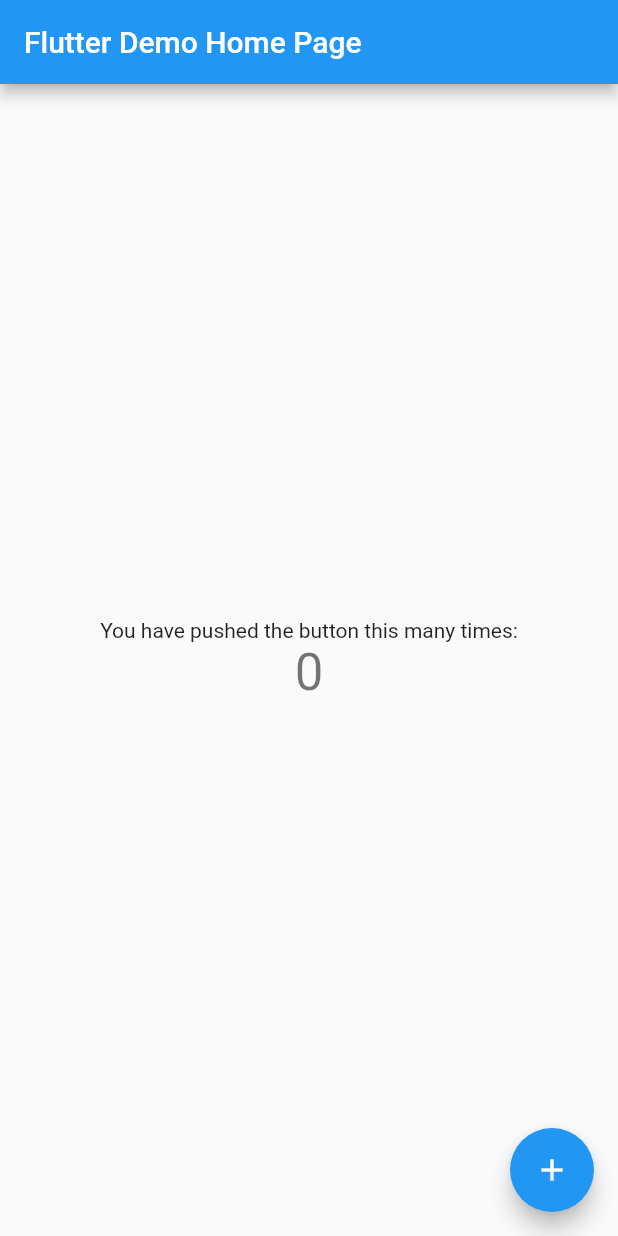
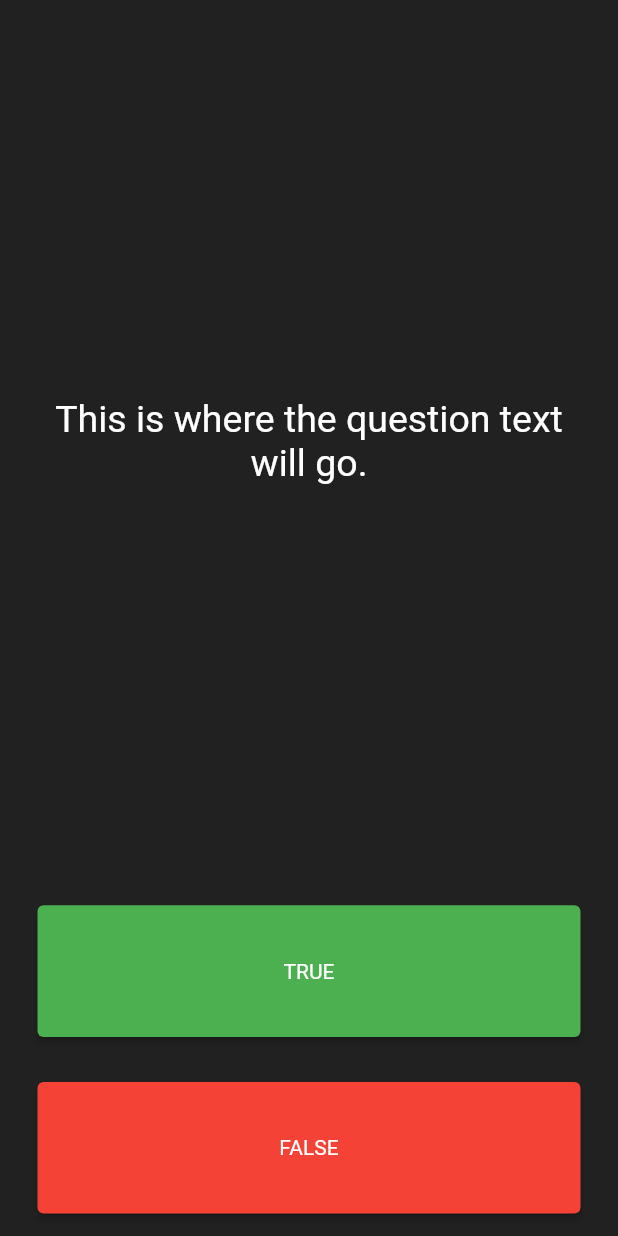
Before and after one commit to edsson-madrigal/flutter_project5_quizzler, a Flutter app: the screen it shows after launch, on a phone screen of 412 x 824 dp. Run offline on Flutter 3.47's test engine with Material 2 defaults, Android fonts, the phone set to English and light mode, and no system bars.

Commit message:
app initial design

```diff
--- a/lib/main.dart
+++ b/lib/main.dart
@@ -1,115 +1,99 @@
+// ignore_for_file: prefer_const_constructors
+
 import 'package:flutter/material.dart';
 
-void main() {
-  runApp(const MyApp());
-}
+void main() => runApp(Quizzler());
 
-class MyApp extends StatelessWidget {
-  const MyApp({Key? key}) : super(key: key);
+class Quizzler extends StatelessWidget {
+  const Quizzler({Key? key}) : super(key: key);
 
-  // This widget is the root of your application.
   @override
   Widget build(BuildContext context) {
     return MaterialApp(
-      title: 'Flutter Demo',
-      theme: ThemeData(
-        // This is the theme of your application.
-        //
-        // Try running your application with "flutter run". You'll see the
-        // application has a blue toolbar. Then, without quitting the app, try
-        // changing the primarySwatch below to Colors.green and then invoke
-        // "hot reload" (press "r" in the console where you ran "flutter run",
-        // or simply save your changes to "hot reload" in a Flutter IDE).
-        // Notice that the counter didn't reset back to zero; the application
-        // is not restarted.
-        primarySwatch: Colors.blue,
+      home: Scaffold(
+        backgroundColor: Colors.grey.shade900,
+        body: SafeArea(
+          child: Padding(
+            padding: EdgeInsets.symmetric(horizontal: 10.0),
+            child: QuizPage(),
+          ),
+        ),
       ),
-      home: const MyHomePage(title: 'Flutter Demo Home Page'),
     );
   }
 }
 
-class MyHomePage extends StatefulWidget {
-  const MyHomePage({Key? key, required this.title}) : super(key: key);
-
-  // This widget is the home page of your application. It is stateful, meaning
-  // that it has a State object (defined below) that contains fields that affect
-  // how it looks.
-
-  // This class is the configuration for the state. It holds the values (in this
-  // case the title) provided by the parent (in this case the App widget) and
-  // used by the build method of the State. Fields in a Widget subclass are
-  // always marked "final".
-
-  final String title;
+class QuizPage extends StatefulWidget {
+  const QuizPage({Key? key}) : super(key: key);
 
   @override
-  State<MyHomePage> createState() => _MyHomePageState();
+  State<QuizPage> createState() => _QuizPageState();
 }
 
-class _MyHomePageState extends State<MyHomePage> {
-  int _counter = 0;
-
-  void _incrementCounter() {
-    setState(() {
-      // This call to setState tells the Flutter framework that something has
-      // changed in this State, which causes it to rerun the build method below
-      // so that the display can reflect the updated values. If we changed
-      // _counter without calling setState(), then the build method would not be
-      // called again, and so nothing would appear to happen.
-      _counter++;
-    });
-  }
-
+class _QuizPageState extends State<QuizPage> {
   @override
   Widget build(BuildContext context) {
-    // This method is rerun every time setState is called, for instance as done
-    // by the _incrementCounter method above.
-    //
-    // The Flutter framework has been optimized to make rerunning build methods
-    // fast, so that you can just rebuild anything that needs updating rather
-    // than having to individually change instances of widgets.
-    return Scaffold(
-      appBar: AppBar(
-        // Here we take the value from the MyHomePage object that was created by
-        // the App.build method, and use it to set our appbar title.
-        title: Text(widget.title),
-      ),
-      body: Center(
-        // Center is a layout widget. It takes a single child and positions it
-        // in the middle of the parent.
-        child: Column(
-          // Column is also a layout widget. It takes a list of children and
-          // arranges them vertically. By default, it sizes itself to fit its
-          // children horizontally, and tries to be as tall as its parent.
-          //
-          // Invoke "debug painting" (press "p" in the console, choose the
-          // "Toggle Debug Paint" action from the Flutter Inspector in Android
-          // Studio, or the "Toggle Debug Paint" command in Visual Studio Code)
-          // to see the wireframe for each widget.
-          //
-          // Column has various properties to control how it sizes itself and
-          // how it positions its children. Here we use mainAxisAlignment to
-          // center the children vertically; the main axis here is the vertical
-          // axis because Columns are vertical (the cross axis would be
-          // horizontal).
-          mainAxisAlignment: MainAxisAlignment.center,
-          children: <Widget>[
-            const Text(
-              'You have pushed the button this many times:',
+    return Column(
+      mainAxisAlignment: MainAxisAlignment.spaceBetween,
+      crossAxisAlignment: CrossAxisAlignment.stretch,
+      children: <Widget>[
+        Expanded(
+          flex: 5,
+          child: Padding(
+            padding: EdgeInsets.all(10.0),
+            child: Center(
+              child: Text(
+                'This is where the question text will go.',
+                textAlign: TextAlign.center,
+                style: TextStyle(
+                  fontSize: 25.0,
+                  color: Colors.white,
+                ),
+              ),
             ),
-            Text(
-              '$_counter',
-              style: Theme.of(context).textTheme.headline4,
+          ),
+        ),
+        Expanded(
+          child: Padding(
+            padding: EdgeInsets.all(15.0),
+            child: ElevatedButton(
+              style: ElevatedButton.styleFrom(
+                  primary: Colors.green,
+                  textStyle: const TextStyle(
+                    color: Colors.white,
+                  )),
+              child: Text('TRUE'),
+              onPressed: () {
+                //The user picked true.
+              },
             ),
-          ],
+          ),
         ),
-      ),
-      floatingActionButton: FloatingActionButton(
-        onPressed: _incrementCounter,
-        tooltip: 'Increment',
-        child: const Icon(Icons.add),
-      ), // This trailing comma makes auto-formatting nicer for build methods.
+
+        Expanded(
+          child: Padding(
+            padding: EdgeInsets.all(15.0),
+            child: ElevatedButton(
+              style: ElevatedButton.styleFrom(
+                  primary: Colors.red,
+                  textStyle: const TextStyle(
+                    color: Colors.white,
+                  )),
+              child: Text('FALSE'),
+              onPressed: () {
+                //The user picked true.
+              },
+            ),
+          ),
+        ),
+        //TODO: Add a Row here as your score keeper
+      ],
     );
   }
 }
+
+/*
+question1: 'You can lead a cow down stairs but not up stairs.', false,
+question2: 'Approximately one quarter of human bones are in the feet.', true,
+question3: 'A slug\'s blood is green.', true,
+*/
```
